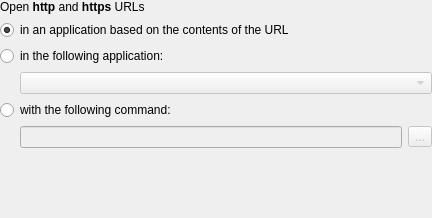
Before: the Qt Designer form browserconfig_ui.ui in KDE/plasma-workspace, drawn with Qt 5.
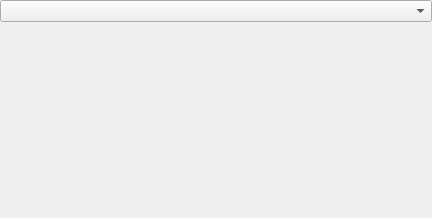
After: the same form once the commit is applied. Custom widgets are drawn as their Qt base class.

Commit message:
KCM/Component Revamp Browser config
Summary:
Simplify UI:
 * Select option in the available browser
 * use mimeapps.list preferred service as source of truth regarding default browser
 * Can select any program as browser
 * falkon is used as default browser when installed

FIXED-IN: 5.19.0

Test Plan:
Before:

{F7888479}

After:

{F7888480}

Reviewers: ngraham, #plasma, ervin, dfaure

Reviewed By: ngraham, ervin

Subscribers: plasma-devel

Tags: #plasma

Maniphest Tasks: T12551

Diff of the .ui file:
```diff
--- a/browserconfig_ui.ui
+++ b/browserconfig_ui.ui
@@ -24,99 +24,7 @@
     <number>0</number>
    </property>
    <item>
-    <widget class="QLabel" name="label">
-     <property name="text">
-      <string>&lt;qt&gt;Open &lt;b&gt;http&lt;/b&gt; and &lt;b&gt;https&lt;/b&gt; URLs&lt;/qt&gt;</string>
-     </property>
-    </widget>
-   </item>
-   <item>
-    <widget class="QRadioButton" name="radioKIO">
-     <property name="text">
-      <string>in an application based on the contents of the URL</string>
-     </property>
-     <property name="checked">
-      <bool>true</bool>
-     </property>
-    </widget>
-   </item>
-   <item>
-    <widget class="QRadioButton" name="radioService">
-     <property name="text">
-      <string>in the following application:</string>
-     </property>
-    </widget>
-   </item>
-   <item>
-    <layout class="QHBoxLayout" name="horizontalLayout">
-     <item>
-      <spacer name="horizontalSpacer">
-       <property name="orientation">
-        <enum>Qt::Horizontal</enum>
-       </property>
-       <property name="sizeType">
-        <enum>QSizePolicy::Fixed</enum>
-       </property>
-       <property name="sizeHint" stdset="0">
-        <size>
-         <width>20</width>
-         <height>0</height>
-        </size>
-       </property>
-      </spacer>
-     </item>
-     <item>
-      <widget class="QComboBox" name="browserCombo">
-       <property name="enabled">
-        <bool>false</bool>
-       </property>
-      </widget>
-     </item>
-    </layout>
-   </item>
-   <item>
-    <widget class="QRadioButton" name="radioExec">
-     <property name="text">
-      <string>with the following command:</string>
-     </property>
-    </widget>
-   </item>
-   <item>
-    <layout class="QHBoxLayout">
-     <item>
-      <spacer>
-       <property name="orientation">
-        <enum>Qt::Horizontal</enum>
-       </property>
-       <property name="sizeType">
-        <enum>QSizePolicy::Fixed</enum>
-       </property>
-       <property name="sizeHint" stdset="0">
-        <size>
-         <width>20</width>
-         <height>0</height>
-        </size>
-       </property>
-      </spacer>
-     </item>
-     <item>
-      <widget class="KLineEdit" name="lineExec">
-       <property name="enabled">
-        <bool>false</bool>
-       </property>
-      </widget>
-     </item>
-     <item>
-      <widget class="QToolButton" name="btnSelectApplication">
-       <property name="enabled">
-        <bool>false</bool>
-       </property>
-       <property name="text">
-        <string>...</string>
-       </property>
-      </widget>
-     </item>
-    </layout>
+    <widget class="QComboBox" name="browserCombo"/>
    </item>
    <item>
     <spacer>
@@ -136,13 +44,6 @@
    </item>
   </layout>
  </widget>
- <customwidgets>
-  <customwidget>
-   <class>KLineEdit</class>
-   <extends>QLineEdit</extends>
-   <header location="global">KLineEdit</header>
-  </customwidget>
- </customwidgets>
  <resources/>
  <connections>
   <connection>
```
Left out of the diff: 51 changed lines with no effect on the pictures. The commit also changes 2 other files.
